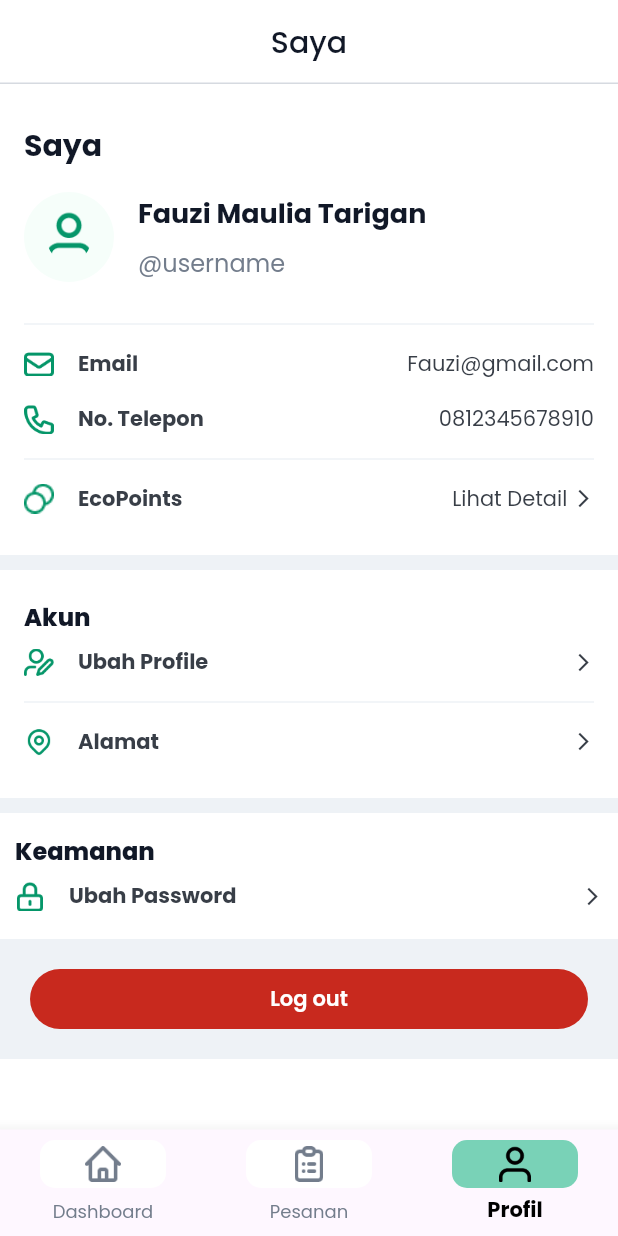
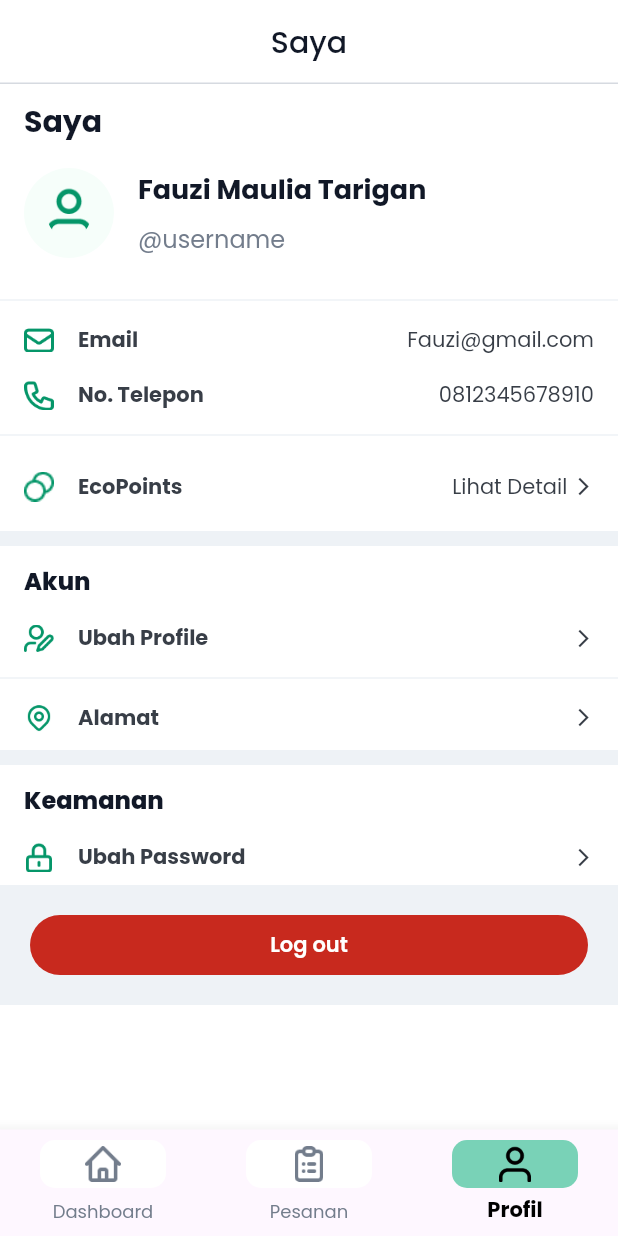
Before and after one commit to Ecowave-Alterra/ecowave-flutter, a Flutter app: the screen it shows after launch, item 3 of the bottom bar chosen, on a phone screen of 412 x 824 dp. Run offline on Flutter 3.47's test engine with Material 2 defaults, Android fonts, the phone set to English and light mode, and no system bars; our stand-ins replace another_flushbar, carousel_slider, equatable, file_picker, flutter_bloc, flutter_countdown_timer and 5 more; network calls fail.

Commit message:
FIxing Padding Profile

```diff
--- a/lib/features/profile/view/profile.dart
+++ b/lib/features/profile/view/profile.dart
@@ -20,23 +20,24 @@ class ProfilePage extends StatelessWidget {
         child: Column(
           crossAxisAlignment: CrossAxisAlignment.start,
           children: [
-            Padding(
-              padding: const EdgeInsets.all(AppSizes.primary),
-              child: Column(
-                children: [
             Column(
               crossAxisAlignment: CrossAxisAlignment.start,
               children: [
                 10.0.height,
-                      const Text(
+                const Padding(
+                  padding: EdgeInsets.symmetric(horizontal: AppSizes.primary),
+                  child: Text(
                     "Saya",
                     style: TextStyle(
                       fontSize: AppSizes.secondary,
                       fontWeight: AppFontWeight.bold,
                     ),
                   ),
+                ),
                 16.0.height,
-                      const Row(
+                const Padding(
+                  padding: EdgeInsets.symmetric(horizontal: AppSizes.primary),
+                  child: Row(
                     children: [
                       CircleAvatar(
                         radius: 30.0,
@@ -72,13 +73,16 @@ class ProfilePage extends StatelessWidget {
                       ),
                     ],
                   ),
+                ),
                 20.0.height,
                 const Divider(
                   thickness: 1,
                   color: AppColors.grey50,
                 ),
                 8.0.height,
-                      const Row(
+                const Padding(
+                  padding: EdgeInsets.symmetric(horizontal: AppSizes.primary),
+                  child: Row(
                     mainAxisAlignment: MainAxisAlignment.spaceBetween,
                     children: [
                       Row(
@@ -108,8 +112,11 @@ class ProfilePage extends StatelessWidget {
                       ),
                     ],
                   ),
+                ),
                 16.0.height,
-                      const Row(
+                const Padding(
+                  padding: EdgeInsets.symmetric(horizontal: AppSizes.primary),
+                  child: Row(
                     mainAxisAlignment: MainAxisAlignment.spaceBetween,
                     children: [
                       Row(
@@ -139,6 +146,7 @@ class ProfilePage extends StatelessWidget {
                       ),
                     ],
                   ),
+                ),
                 8.0.height,
                 const Divider(
                   thickness: 1,
@@ -149,8 +157,7 @@ class ProfilePage extends StatelessWidget {
                     // Tindakan yang dijalankan saat tombol diklik
                   },
                   child: const Padding(
-                          padding: EdgeInsets.symmetric(
-                              vertical: AppSizes.primary / 2),
+                    padding: EdgeInsets.all(AppSizes.primary),
                     child: Row(
                       mainAxisAlignment: MainAxisAlignment.spaceBetween,
                       children: [
@@ -194,23 +201,21 @@ class ProfilePage extends StatelessWidget {
                 )
               ],
             ),
-                ],
-              ),
-            ),
             const Divider(
               thickness: 10,
               color: AppColors.grey50,
             ),
-            Padding(
-              padding: const EdgeInsets.all(AppSizes.primary),
-              child: Column(
+            Column(
               crossAxisAlignment: CrossAxisAlignment.start,
               children: [
-                  const Text(
+                const Padding(
+                  padding: EdgeInsets.symmetric(horizontal: AppSizes.primary, vertical: AppSizes.primary/2),
+                  child: Text(
                     "Akun",
                     style: TextStyle(
                       fontSize: AppSizes.primary,
                       fontWeight: AppFontWeight.extrabold,
+                    ),
                   ),
                 ),
                 InkWell(
@@ -218,8 +223,7 @@ class ProfilePage extends StatelessWidget {
                     context.push(const EditProfilePage());
                   },
                   child: const Padding(
-                      padding:
-                          EdgeInsets.symmetric(vertical: AppSizes.primary / 2),
+                    padding: EdgeInsets.symmetric(horizontal: AppSizes.primary, vertical: AppSizes.primary/2),
                     child: Row(
                       mainAxisAlignment: MainAxisAlignment.spaceBetween,
                       children: [
@@ -256,8 +260,7 @@ class ProfilePage extends StatelessWidget {
                 InkWell(
                     onTap: () => context.push(const AddressPage(listUser: [])),
                     child: const Padding(
-                        padding: EdgeInsets.symmetric(
-                            vertical: AppSizes.primary / 2),
+                      padding:EdgeInsets.symmetric(horizontal: AppSizes.primary, vertical: AppSizes.primary/2),
                       child: Row(
                         mainAxisAlignment: MainAxisAlignment.spaceBetween,
                         children: [
@@ -289,21 +292,21 @@ class ProfilePage extends StatelessWidget {
                     ))
               ],
             ),
-            ),
             const Divider(
               thickness: 10,
               color: AppColors.grey50,
             ),
-            Padding(
-              padding: const EdgeInsets.all(10),
-              child: Column(
+            Column(
               crossAxisAlignment: CrossAxisAlignment.start,
               children: [
-                  const Text(
+                const Padding(
+                  padding: EdgeInsets.symmetric(horizontal: AppSizes.primary, vertical: AppSizes.primary/2),
+                  child: Text(
                     "Keamanan",
                     style: TextStyle(
                       fontSize: AppSizes.primary,
                       fontWeight: AppFontWeight.extrabold,
+                    ),
                   ),
                 ),
                 InkWell(
@@ -311,8 +314,7 @@ class ProfilePage extends StatelessWidget {
                     context.push(const ChangePasswordUserPage());
                   },
                   child: const Padding(
-                      padding:
-                          EdgeInsets.symmetric(vertical: AppSizes.primary / 2),
+                    padding: EdgeInsets.symmetric(horizontal: AppSizes.primary, vertical: AppSizes.primary/2),
                     child: Row(
                       mainAxisAlignment: MainAxisAlignment.spaceBetween,
                       children: [
@@ -345,7 +347,6 @@ class ProfilePage extends StatelessWidget {
                 )
               ],
             ),
-            ),
             Container(
               color: AppColors.grey50,
               child: Padding(
```
Lines whose indentation alone changed are shown as unchanged.
